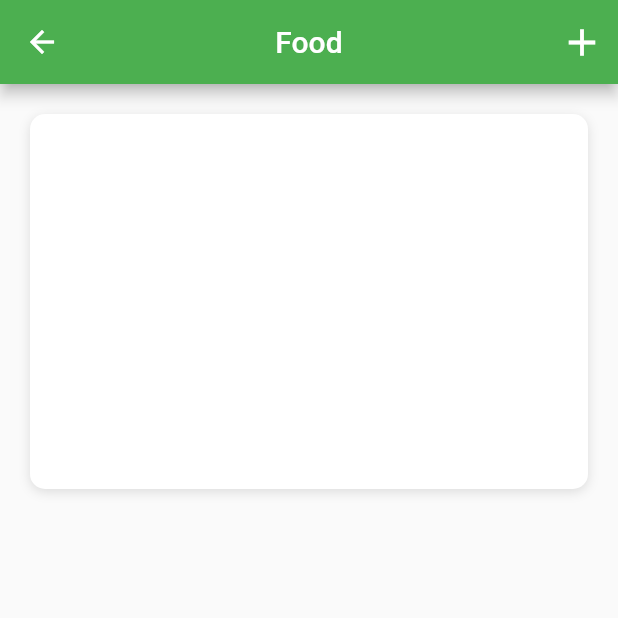
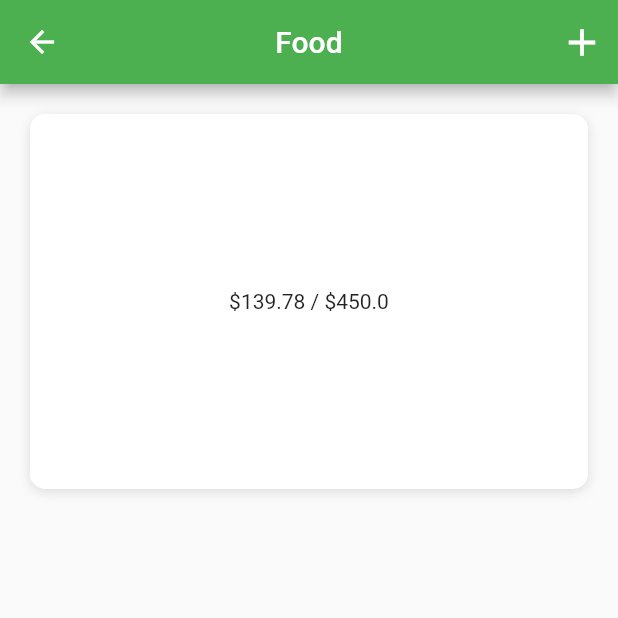
Before and after one commit to Alessandro124/CapitiniBudgetApp, a Flutter app: the screen it shows after launch, after a tap on "Food", on a phone screen of 412 x 824 dp, the top half of it. Run offline on Flutter 3.47's test engine with Material 2 defaults, Android fonts, the phone set to English and light mode, and no system bars.

Commit message:
money-calculated

```diff
--- a/lib/screens/category_screen.dart
+++ b/lib/screens/category_screen.dart
@@ -1,3 +1,4 @@
+import 'package:budget_app/models/expense_model.dart';
 import 'package:flutter/material.dart';
 import 'package:budget_app/models/category_model.dart';
 
@@ -12,6 +13,13 @@ class CategoryScreen extends StatefulWidget {
 class _CategoryScreenState extends State<CategoryScreen> {
   @override
   Widget build(BuildContext context) {
+    double totalAmountSpend = 0;
+    widget.category.expenses.forEach((Expense expense) {
+      totalAmountSpend += expense.cost;
+    });
+    final double amountLeft = widget.category.maxAmount - totalAmountSpend;
+    final double percent = amountLeft / widget.category.maxAmount;
+
     return Scaffold(
       appBar: AppBar(
         backgroundColor: Theme.of(context).primaryColor,
@@ -43,6 +51,10 @@ class _CategoryScreenState extends State<CategoryScreen> {
                       blurRadius: 6.0),
                 ],
               ),
+              child: Center(
+                child: Text(
+                    '\$${amountLeft.toStringAsFixed(2)} / \$${widget.category.maxAmount}'),
+              ),
             ),
           ],
         ),
```
Lines whose indentation alone changed are shown as unchanged.
